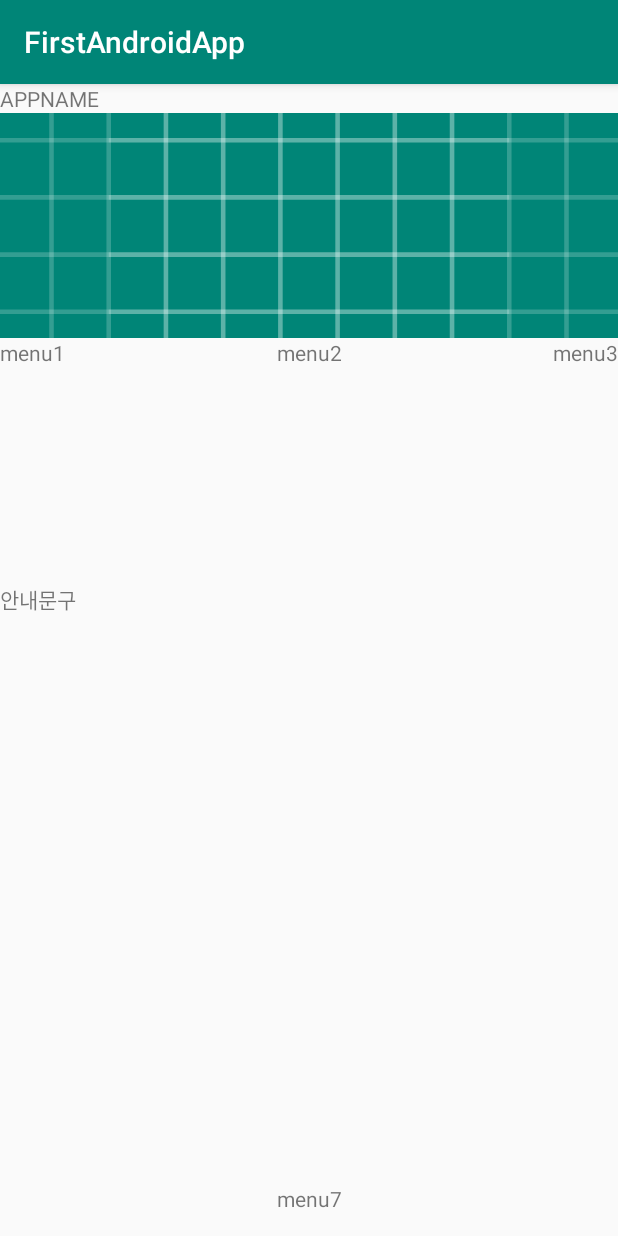
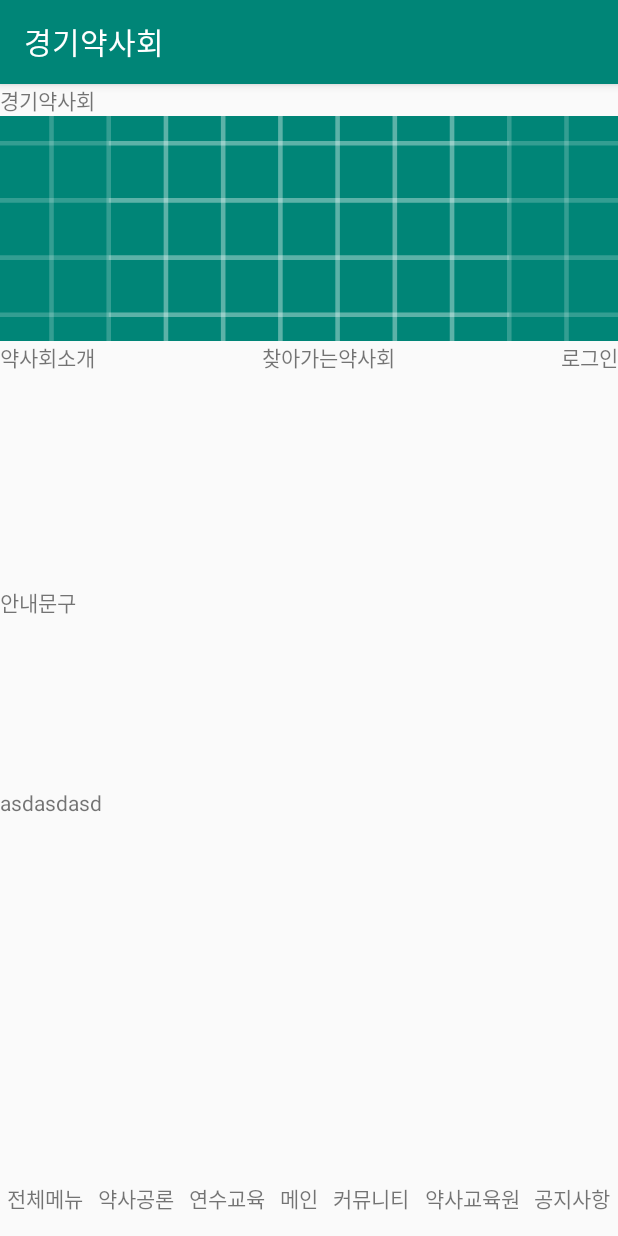
Before and after one commit to Macfa/SideProject, an Android app: the screen it shows after launch (MainActivity), on a phone screen of 412 x 824 dp. Run offline under Robolectric (Android 15) with nearby library versions, the phone set to English and light mode, and no system bars.

Commit message:
Grid Successfull

```diff
--- a/FirstAndroidApp/app/src/main/java/com/example/firstandroidapp/MainActivity.java
+++ b/FirstAndroidApp/app/src/main/java/com/example/firstandroidapp/MainActivity.java
@@ -13,27 +13,39 @@ import static android.view.Gravity.CENTER;
 
 public class MainActivity extends AppCompatActivity {
 
+    private GridLayout Main_GL_Items;
+    private TextView Header_TV_;
+
     @Override
     protected void onCreate(Bundle savedInstanceState) {
         super.onCreate(savedInstanceState);
         setContentView(R.layout.activity_main);
 
-        GridLayout MainMenuList = new GridLayout(this);
-        MainMenuList.setOrientation(GridLayout.HORIZONTAL);
-        MainMenuList.setRowCount(2);
-        MainMenuList.setColumnCount(2);
+        Main_GL_Items = findViewById(R.id.Main_GL_Items);
 
+        //GridLayout MainMenuList = new GridLayout(this);
+        Main_GL_Items.setOrientation(GridLayout.HORIZONTAL);
+        Main_GL_Items.setRowCount(1);
+        Main_GL_Items.setColumnCount(1);
+
+        /*
         GridLayout.LayoutParams MainMenuListParams = new GridLayout.LayoutParams();
         MainMenuListParams.setGravity(CENTER);
-        MainMenuListParams.height = GridLayout.LayoutParams.WRAP_CONTENT;
+        MainMenuListParams.height = GridLayout.LayoutParams.MATCH_PARENT;
         MainMenuListParams.width = GridLayout.LayoutParams.MATCH_PARENT;
 
-        TextView txt = new TextView(this);
-        txt.setText("asdasdasd");
-        MainMenuList.addView(txt, MainMenuListParams);
+    */
 
 
-        MainMenuList.setLayoutParams(MainMenuListParams);
+        TextView txt = new TextView(this);
+        txt.setHeight(500);
+        txt.setWidth(500);
+        txt.setText("asdasdasd");
+
+
+
+        //MainMenuList.setLayoutParams(MainMenuListParams);
+        Main_GL_Items.addView(txt);
 
     }
 }
--- a/FirstAndroidApp/app/src/main/res/layout/activity_main.xml
+++ b/FirstAndroidApp/app/src/main/res/layout/activity_main.xml
@@ -13,7 +13,8 @@
         android:layout_width="match_parent"
         android:layout_height="wrap_content"
         android:layout_alignParentTop="true"
-        android:text="APPNAME" />
+        android:text="@string/app_name"
+        />
 
     <ImageView
         android:layout_width="match_parent"
@@ -36,14 +37,16 @@
         <TextView
             android:layout_width="wrap_content"
             android:layout_height="wrap_content"
-            android:text="menu1"
+            android:text="@string/header_1"
+            android:id="@+id/Header_LL_Menu_List_1"
             android:layout_weight="1"
             />
 
         <TextView
             android:layout_width="wrap_content"
             android:layout_height="wrap_content"
-            android:text="menu2"
+            android:text="@string/header_2"
+            android:id="@+id/Header_LL_Menu_List_2"
             android:gravity="center"
             android:layout_weight="1"
             />
@@ -51,7 +54,8 @@
         <TextView
             android:layout_width="wrap_content"
             android:layout_height="wrap_content"
-            android:text="menu3"
+            android:text="@string/header_login"
+            android:id="@+id/Header_LL_Menu_List_3"
             android:layout_weight="1"
             android:gravity="right"
             />
@@ -63,7 +67,15 @@
         android:layout_height="248dp"
         android:layout_below="@id/Header_LL_Menu_List"
         android:gravity="center_vertical"
-        android:text="안내문구"></TextView>
+        android:text="안내문구"/>
+
+    <GridLayout
+        android:layout_width="match_parent"
+        android:layout_height="match_parent"
+        android:id="@+id/Main_GL_Items"
+        android:layout_below="@id/Header_NO_Slide">
+    </GridLayout>
+
     <LinearLayout
         android:layout_width="match_parent"
         android:layout_height="wrap_content"
@@ -71,10 +83,47 @@
         android:layout_alignParentBottom="true"
         >
         <TextView
-            android:layout_width="match_parent"
+            android:layout_width="wrap_content"
             android:layout_height="50dp"
             android:gravity="center"
-            android:text="menu7"/>
+            android:layout_weight="1"
+            android:text="@string/footer_menus"/>
+        <TextView
+            android:layout_width="wrap_content"
+            android:layout_height="50dp"
+            android:gravity="center"
+            android:layout_weight="1"
+            android:text="@string/footer_1"/>
+        <TextView
+            android:layout_width="wrap_content"
+            android:layout_height="50dp"
+            android:gravity="center"
+            android:layout_weight="1"
+            android:text="@string/footer_2"/>
+        <TextView
+            android:layout_width="wrap_content"
+            android:layout_height="50dp"
+            android:gravity="center"
+            android:layout_weight="1"
+            android:text="@string/footer_3"/>
+        <TextView
+            android:layout_width="wrap_content"
+            android:layout_height="50dp"
+            android:gravity="center"
+            android:layout_weight="1"
+            android:text="@string/footer_4"/>
+        <TextView
+            android:layout_width="wrap_content"
+            android:layout_height="50dp"
+            android:gravity="center"
+            android:layout_weight="1"
+            android:text="@string/footer_5"/>
+        <TextView
+            android:layout_width="wrap_content"
+            android:layout_height="50dp"
+            android:gravity="center"
+            android:layout_weight="1"
+            android:text="@string/footer_6"/>
         <!--
             ImageText
         -->
--- a/FirstAndroidApp/app/src/main/res/values/strings.xml
+++ b/FirstAndroidApp/app/src/main/res/values/strings.xml
@@ -1,3 +1,22 @@
 <resources>
-    <string name="app_name">FirstAndroidApp</string>
+    <string name="app_name">경기약사회</string>
+
+    <!-- header -->
+    <string name="header_1">약사회소개</string>
+    <string name="header_2">찾아가는<br/>약사회</string>
+    <string name="header_login">로그인</string>
+    <string name="header_logout">로그아웃</string>
+    <!-- header -->
+
+    <!-- bottom -->
+    <string name="footer_menus">전체메뉴</string>
+    <string name="footer_1">약사공론</string>
+    <string name="footer_2">연수교육</string>
+    <string name="footer_3">메인</string>
+    <string name="footer_4">커뮤니티</string>
+    <string name="footer_5">약사교육원</string>
+    <string name="footer_6">공지사항</string>
+    <!-- bottom -->
+
+
 </resources>
```
